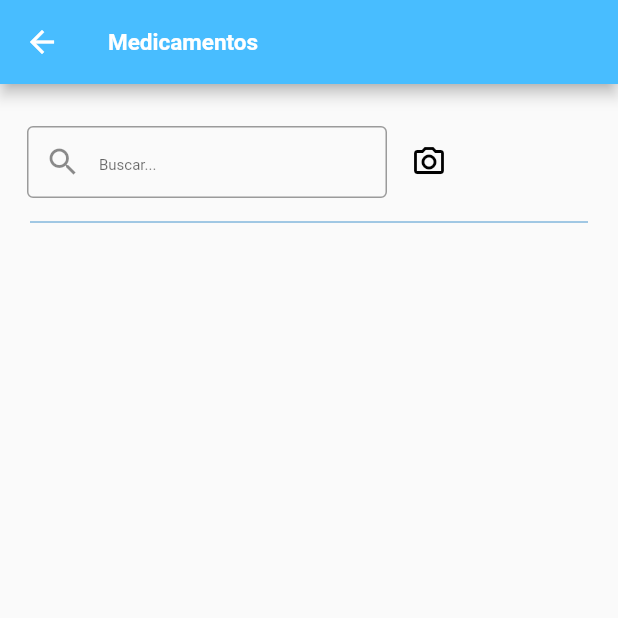
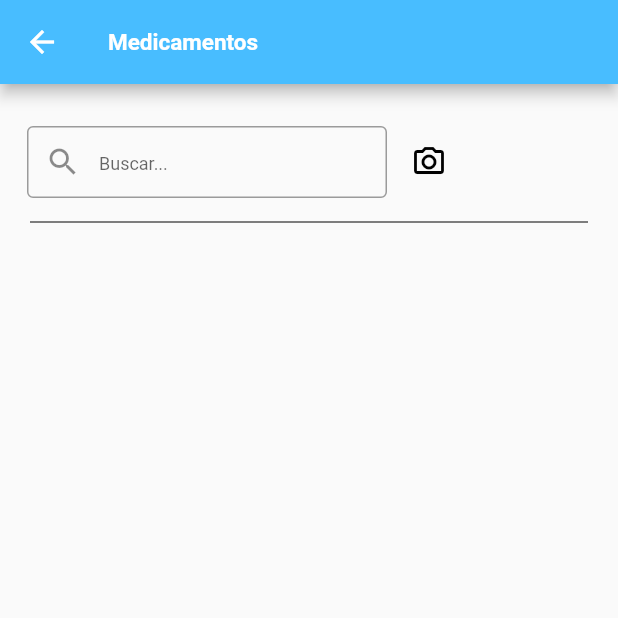
Before and after one commit to Shinoda2/PRY20220116-Recursos-TDP, a Flutter app: the PListaMedicinasWidget screen opened directly, on a phone screen of 412 x 824 dp, the top half of it. Run offline on Flutter 3.47's test engine with Material 2 defaults, Android fonts, the phone set to English and light mode, and no system bars; our stand-ins replace camera, cloud_firestore, firebase_auth, firebase_core, table_calendar; accounts and stored records are empty.

Commit message:
diseños restantes
diseños restantes

```diff
--- a/lib/screens/paciente/solicitud_citas_paciente.dart
+++ b/lib/screens/paciente/solicitud_citas_paciente.dart
@@ -314,7 +314,7 @@ class InputTextWidget extends StatelessWidget {
           textCapitalization: TextCapitalization.sentences,
           maxLines: maxLines,
           autocorrect: true,
-          style: const TextStyle(fontSize: 13.0),
+          style: const TextStyle(fontSize: 12.0),
           readOnly: readOnly,
           controller: controlador,
           keyboardType: inputType,
--- a/lib/utilities/constraints.dart
+++ b/lib/utilities/constraints.dart
@@ -31,10 +31,10 @@ const kTituloCabezera = TextStyle(
 
 const kHintText = TextStyle(
   fontWeight: FontWeight.w400,
-  fontSize: 10.0,
+  fontSize: 12.0,
 );
 
-const kLineaDivisora = Divider(color: colorSecundario);
+const kLineaDivisora = Divider(color: Colors.black);
 
 ButtonStyle estiloBoton = ElevatedButton.styleFrom(
   side: const BorderSide(width: 2.0, color: colorSecundario),
--- a/lib/widgets/medico/bottom_nav_bar_medico.dart
+++ b/lib/widgets/medico/bottom_nav_bar_medico.dart
@@ -1,6 +1,6 @@
 import 'package:flutter/material.dart';
 import 'package:pry20220116/screens/medico/citas_medico.dart';
-import 'package:pry20220116/screens/medico/lista_pacientes.dart';
+import 'package:pry20220116/screens/medico/lista_pacientes_medico.dart';
 import 'package:pry20220116/screens/shared/chatbot_view.dart';
 import 'package:pry20220116/widgets/medico/side_bar_medico.dart';
 import 'package:intl/date_symbol_data_local.dart';
```
Also changed, not shown: lib/screens/medico/lista_pacientes_medico.dart (renamed from lib/screens/medico/lista_pacientes.dart, +21 -8 lines), lib/screens/medico/perfil_paciente_medico.dart (+5 -2 lines), lib/screens/shared/inicio.dart (+0 -14 lines).
